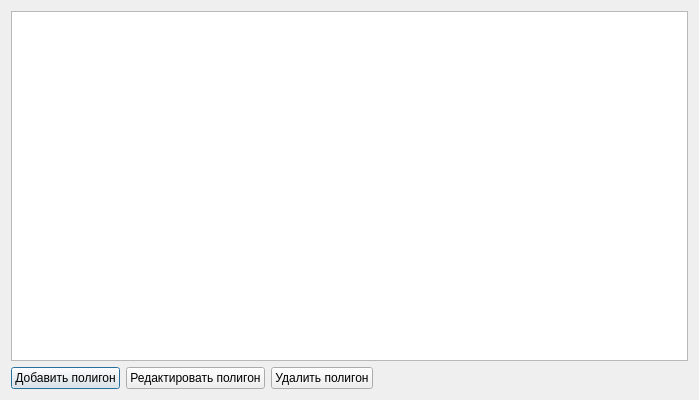
Old version of the form app/ui/excavation_squares_list_dialog.ui in the repository reisenbest/PPK_ARCHEOMAP.
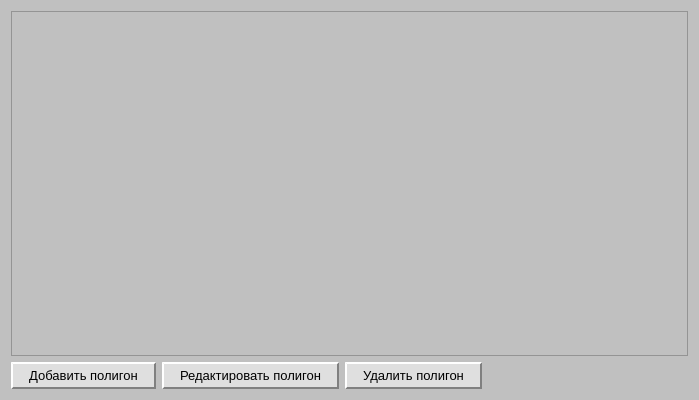
New version of the form.

Diff of the .ui file:
```diff
--- a/app/ui/excavation_squares_list_dialog.ui
+++ b/app/ui/excavation_squares_list_dialog.ui
@@ -13,6 +13,59 @@
   <property name="windowTitle">
    <string>EXCAVATION SQUARES LIST FOR MONUMENT</string>
   </property>
+  <property name="styleSheet">
+   <string notr="true">QWidget {
+    background: #c0c0c0;
+    font-family: Tahoma, Arial, sans-serif;
+    color: #000;
+    font-size: 13px;
+}
+
+QLabel {
+    font-weight: normal;
+    color: #000;
+    background: transparent;
+}
+
+QLineEdit, QTextEdit, QDoubleSpinBox {
+    background: #fff;
+    border: 2px solid #808080;
+    border-radius: 0px;
+    padding: 2px 4px;
+    font-size: 13px;
+    color: #000;
+}
+
+QPushButton {
+    background: #dfdfdf;
+    border: 2px outset #fff;
+    border-bottom: 2px solid #808080;
+    border-right: 2px solid #808080;
+    border-radius: 0px;
+    padding: 4px 16px;
+    font-size: 13px;
+    color: #000;
+    min-width: 80px;
+}
+
+QPushButton:pressed {
+    border: 2px inset #808080;
+    background: #bdbdbd;
+}
+
+QTextBrowser {
+    background: #e0e0e0;
+    border: 2px solid #808080;
+    color: #222;
+    font-size: 12px;
+}
+
+QLabel[styleSheet*=&quot;color: red&quot;] {
+    color: #b22222;
+    font-style: italic;
+    background: transparent;
+}</string>
+  </property>
   <layout class="QVBoxLayout" name="verticalLayout">
    <item>
     <widget class="QTableView" name="polygonsTableView"/>
```
